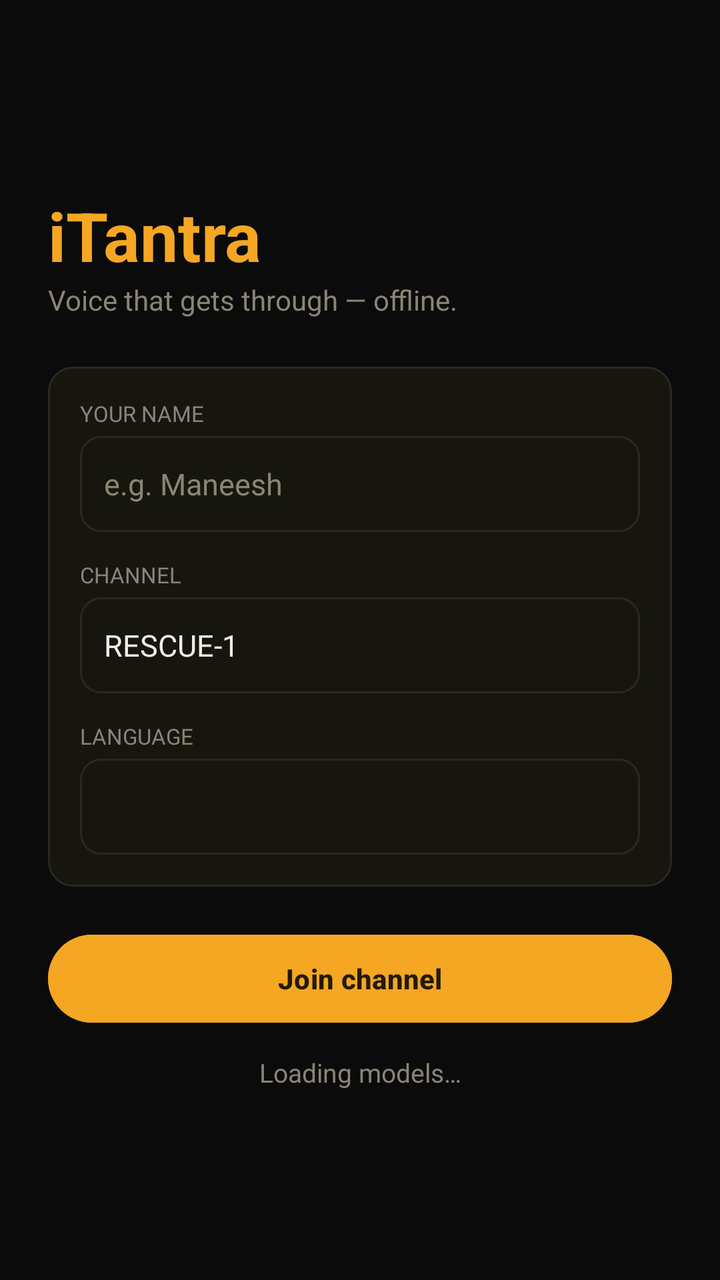
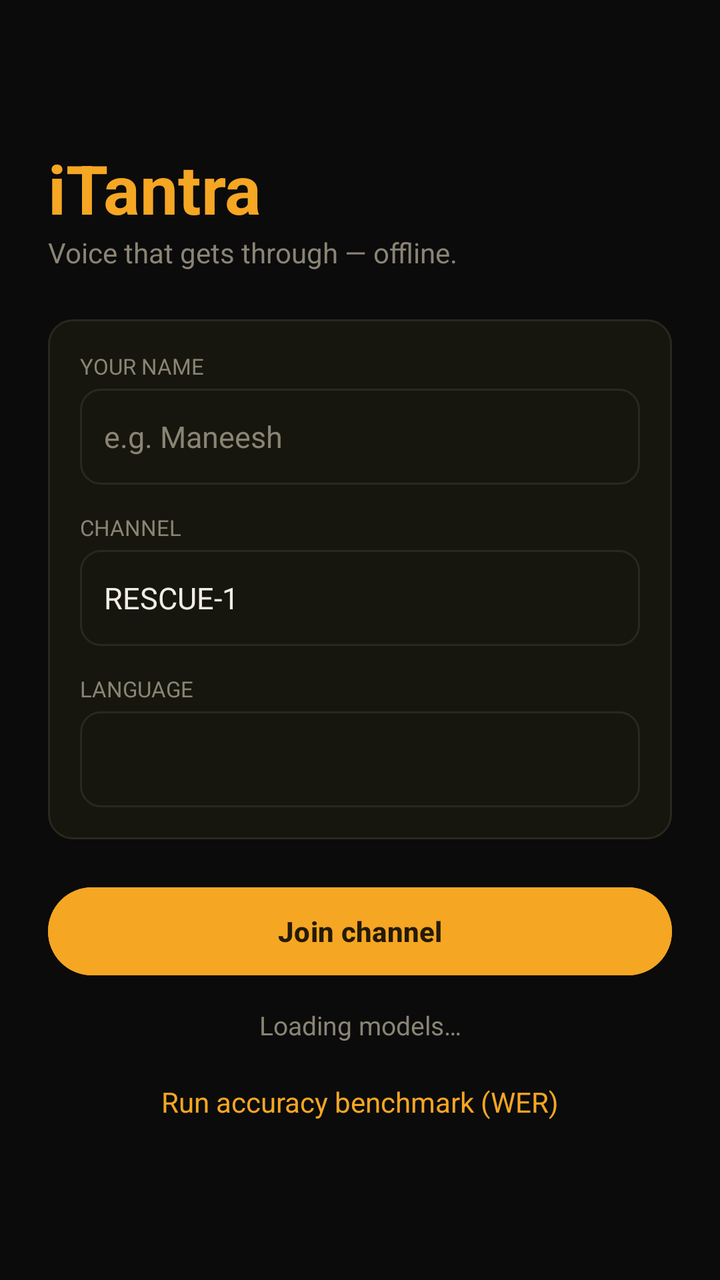

The first picture is an Android layout as it rendered before a commit; the second is the same layout after the commit. The layout source and the unified diff follow.
<!-- AndroidManifest.xml: application theme Theme.ITantra -->
<!-- res/layout/activity_main.xml -->
<?xml version="1.0" encoding="utf-8"?>
<FrameLayout xmlns:android="http://schemas.android.com/apk/res/android"
    android:id="@+id/main"
    android:layout_width="match_parent"
    android:layout_height="match_parent"
    android:background="@color/bg">

    
    <LinearLayout
        android:id="@+id/joinScreen"
        android:layout_width="match_parent"
        android:layout_height="match_parent"
        android:orientation="vertical"
        android:padding="24dp"
        android:gravity="center_vertical">

        <TextView
            android:layout_width="wrap_content"
            android:layout_height="wrap_content"
            android:text="iTantra"
            android:textColor="@color/amber"
            android:textSize="34sp"
            android:textStyle="bold" />

        <TextView
            android:layout_width="wrap_content"
            android:layout_height="wrap_content"
            android:text="Voice that gets through — offline."
            android:textColor="@color/muted"
            android:textSize="14sp"
            android:paddingBottom="24dp" />

        <LinearLayout
            android:layout_width="match_parent"
            android:layout_height="wrap_content"
            android:orientation="vertical"
            android:background="@drawable/card_mission"
            android:padding="16dp">

            <TextView style="@style/FieldLabel" android:text="YOUR NAME" />
            <EditText
                android:id="@+id/etName"
                style="@style/FieldInput"
                android:hint="e.g. Maneesh"
                android:inputType="textPersonName|textCapWords" />

            <TextView style="@style/FieldLabel" android:text="CHANNEL"
                android:paddingTop="14dp" />
            <EditText
                android:id="@+id/etChannel"
                style="@style/FieldInput"
                android:hint="e.g. RESCUE-1"
                android:inputType="text"
                android:text="RESCUE-1" />

            <TextView style="@style/FieldLabel" android:text="LANGUAGE"
                android:paddingTop="14dp" />
            <Spinner
                android:id="@+id/spinnerLang"
                android:layout_width="match_parent"
                android:layout_height="48dp"
                android:background="@drawable/chip_card"
                android:paddingStart="8dp"
                android:paddingEnd="8dp" />
        </LinearLayout>

        <Button
            android:id="@+id/btnJoin"
            android:layout_width="match_parent"
            android:layout_height="52dp"
            android:layout_marginTop="20dp"
            android:text="Join channel"
            android:textStyle="bold"
            android:textColor="@color/on_amber"
            android:backgroundTint="@color/amber" />

        <TextView
            android:id="@+id/tvJoinStatus"
            android:layout_width="match_parent"
            android:layout_height="wrap_content"
            android:gravity="center"
            android:paddingTop="12dp"
            android:text="Loading models…"
            android:textColor="@color/muted"
            android:textSize="13sp" />
    </LinearLayout>

    
    <LinearLayout
        android:id="@+id/appScreen"
        android:layout_width="match_parent"
        android:layout_height="match_parent"
        android:orientation="vertical"
        android:visibility="gone">

        
        <LinearLayout
            android:layout_width="match_parent"
            android:layout_height="wrap_content"
            android:orientation="vertical"
            android:background="@drawable/card_mission"
            android:layout_margin="12dp"
            android:padding="12dp">

            <LinearLayout
                android:layout_width="match_parent"
                android:layout_height="wrap_content"
                android:orientation="horizontal"
                android:gravity="center_vertical">

                <TextView
                    android:id="@+id/tvChannel"
                    android:layout_width="0dp"
                    android:layout_height="wrap_content"
                    android:layout_weight="1"
                    android:text="RESCUE-1"
                    android:textColor="@color/ink"
                    android:textSize="18sp"
                    android:textStyle="bold" />

                <TextView
                    android:id="@+id/tvSignal"
                    android:layout_width="wrap_content"
                    android:layout_height="wrap_content"
                    android:text="● strong"
                    android:textColor="@color/amber"
                    android:textSize="12sp"
                    android:paddingEnd="12dp" />

                <TextView
                    android:id="@+id/btnLeave"
                    android:layout_width="wrap_content"
                    android:layout_height="wrap_content"
                    android:text="Leave"
                    android:textColor="@color/danger"
                    android:textSize="13sp"
                    android:padding="4dp" />
            </LinearLayout>

            <LinearLayout
                android:layout_width="match_parent"
                android:layout_height="wrap_content"
                android:orientation="horizontal"
                android:paddingTop="6dp">

                <TextView
                    android:id="@+id/tvPeople"
                    android:layout_width="wrap_content"
                    android:layout_height="wrap_content"
                    android:text="1 in room"
                    android:textColor="@color/muted"
                    android:textSize="12sp"
                    android:paddingEnd="14dp" />

                <TextView
                    android:id="@+id/tvTimer"
                    android:layout_width="0dp"
                    android:layout_height="wrap_content"
                    android:layout_weight="1"
                    android:text="00:00"
                    android:textColor="@color/muted"
                    android:textSize="12sp" />

                <TextView
                    android:layout_width="wrap_content"
                    android:layout_height="wrap_content"
                    android:text="offline"
                    android:textColor="@color/muted"
                    android:textSize="12sp" />
            </LinearLayout>
        </LinearLayout>

        
        <FrameLayout
            android:layout_width="match_parent"
            android:layout_height="0dp"
            android:layout_weight="1">

            
            <LinearLayout
                android:id="@+id/chatScreen"
                android:layout_width="match_parent"
                android:layout_height="match_parent"
                android:orientation="vertical"
                android:paddingStart="12dp"
                android:paddingEnd="12dp">

                <ScrollView
                    android:id="@+id/scrollMessages"
                    android:layout_width="match_parent"
                    android:layout_height="0dp"
                    android:layout_weight="1">

                    <LinearLayout
                        android:id="@+id/messagesContainer"
                        android:layout_width="match_parent"
                        android:layout_height="wrap_content"
                        android:orientation="vertical"
                        android:paddingTop="4dp"
                        android:paddingBottom="4dp" />
                </ScrollView>

                <TextView
                    android:id="@+id/tvStatus"
                    android:layout_width="match_parent"
                    android:layout_height="wrap_content"
                    android:gravity="center"
                    android:text="Hold to talk"
                    android:textColor="@color/muted"
                    android:textSize="12sp"
                    android:paddingBottom="6dp" />

                <CheckBox
                    android:id="@+id/cbSendAlert"
                    android:layout_width="wrap_content"
                    android:layout_height="wrap_content"
                    android:layout_gravity="center_horizontal"
                    android:buttonTint="@color/danger"
                    android:text="Send as alert"
                    android:textColor="@color/danger"
                    android:textSize="13sp"
                    android:paddingBottom="6dp" />

                <Button
                    android:id="@+id/btnRecord"
                    android:layout_width="match_parent"
                    android:layout_height="54dp"
                    android:layout_marginBottom="12dp"
                    android:background="@drawable/holdbar"
                    android:text="Hold to Talk"
                    android:textStyle="bold"
                    android:textColor="@color/on_amber"
                    android:stateListAnimator="@null" />
            </LinearLayout>

            
            <LinearLayout
                android:id="@+id/radarScreen"
                android:layout_width="match_parent"
                android:layout_height="match_parent"
                android:orientation="vertical"
                android:visibility="gone">

                <com.itantra.app.RadarView
                    android:id="@+id/radar"
                    android:layout_width="match_parent"
                    android:layout_height="0dp"
                    android:layout_weight="1" />

                <TextView
                    android:layout_width="match_parent"
                    android:layout_height="wrap_content"
                    android:gravity="center"
                    android:text="Everyone you've heard on this channel"
                    android:textColor="@color/muted"
                    android:textSize="12sp"
                    android:paddingBottom="16dp" />
            </LinearLayout>
        </FrameLayout>

        
        <LinearLayout
            android:layout_width="match_parent"
            android:layout_height="wrap_content"
            android:orientation="horizontal"
            android:background="@color/card"
            android:paddingTop="6dp"
            android:paddingBottom="6dp">

            <TextView
                android:id="@+id/btnTabChat"
                android:layout_width="0dp"
                android:layout_height="wrap_content"
                android:layout_weight="1"
                android:gravity="center"
                android:text="Talk"
                android:textColor="@color/amber"
                android:textSize="14sp"
                android:textStyle="bold"
                android:padding="10dp" />

            <TextView
                android:id="@+id/btnTabRadar"
                android:layout_width="0dp"
                android:layout_height="wrap_content"
                android:layout_weight="1"
                android:gravity="center"
                android:text="Radar"
                android:textColor="@color/muted"
                android:textSize="14sp"
                android:padding="10dp" />
        </LinearLayout>
    </LinearLayout>
</FrameLayout>
<!-- resources referenced by this layout -->
<resources>
  <color name="amber">#F5A623</color>
  <color name="bg">#0B0B0C</color>
  <color name="card">#16160F</color>
  <color name="danger">#FF5C5C</color>
  <color name="ink">#F0EDE3</color>
  <color name="muted">#8A8474</color>
  <color name="on_amber">#241A05</color>
  <!-- drawable card_mission (drawable) -->
  <?xml version="1.0" encoding="utf-8"?>
  <shape xmlns:android="http://schemas.android.com/apk/res/android" android:shape="rectangle">
      <solid android:color="@color/card" />
      <corners android:radius="12dp" />
      <stroke android:width="1dp" android:color="@color/card_border" />
  </shape>
  <!-- drawable chip_card (drawable) -->
  <?xml version="1.0" encoding="utf-8"?>
  <shape xmlns:android="http://schemas.android.com/apk/res/android" android:shape="rectangle">
      <solid android:color="@color/card" />
      <corners android:radius="10dp" />
      <stroke android:width="1dp" android:color="@color/card_border" />
  </shape>
  <!-- drawable holdbar (drawable) -->
  <?xml version="1.0" encoding="utf-8"?>
  <selector xmlns:android="http://schemas.android.com/apk/res/android">
      <item android:state_pressed="true">
          <shape android:shape="rectangle">
              <solid android:color="@color/amber_dark" />
              <corners android:radius="26dp" />
          </shape>
      </item>
      <item>
          <shape android:shape="rectangle">
              <solid android:color="@color/amber" />
              <corners android:radius="26dp" />
          </shape>
      </item>
  </selector>
  <style name="FieldInput">
          <item name="android:layout_width">match_parent</item>
          <item name="android:layout_height">wrap_content</item>
          <item name="android:minHeight">48dp</item>
          <item name="android:background">@drawable/chip_card</item>
          <item name="android:paddingStart">12dp</item>
          <item name="android:paddingEnd">12dp</item>
          <item name="android:textColor">@color/ink</item>
          <item name="android:textColorHint">@color/muted</item>
          <item name="android:textSize">15sp</item>
      </style>
  <style name="FieldLabel">
          <item name="android:layout_width">wrap_content</item>
          <item name="android:layout_height">wrap_content</item>
          <item name="android:textColor">@color/muted</item>
          <item name="android:textSize">11sp</item>
          <item name="android:paddingBottom">4dp</item>
      </style>
  <style name="Theme.ITantra" parent="Base.Theme.ITantra" />
  <color name="card_border">#2A281E</color>
  <color name="amber_dark">#D98E12</color>
  <style name="Base.Theme.ITantra" parent="Theme.Material3.Dark.NoActionBar">
          <item name="colorPrimary">@color/amber</item>
          <item name="colorOnPrimary">@color/on_amber</item>
          <item name="colorError">@color/danger</item>
          <item name="android:colorBackground">@color/bg</item>
          <item name="android:windowBackground">@color/bg</item>
          <item name="android:statusBarColor">@color/bg</item>
          <item name="android:windowLightStatusBar">false</item>
          <item name="android:textColorPrimary">@color/ink</item>
          <item name="android:textColorHint">@color/muted</item>
      </style>
</resources>

<!-- the commit's change to res/layout/activity_main.xml (unified diff, before → after) -->
@@ -83,6 +83,17 @@
             android:text="Loading models…"
             android:textColor="@color/muted"
             android:textSize="13sp" />
+
+        <TextView
+            android:id="@+id/btnBenchmark"
+            android:layout_width="wrap_content"
+            android:layout_height="wrap_content"
+            android:layout_gravity="center_horizontal"
+            android:paddingTop="20dp"
+            android:paddingBottom="8dp"
+            android:text="Run accuracy benchmark (WER)"
+            android:textColor="@color/amber"
+            android:textSize="14sp" />
     </LinearLayout>
 
     
